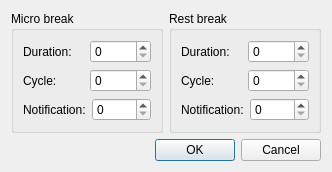
mrexodia/WorkraveQt, file src/PreferencesDialog.ui: the form before one commit.
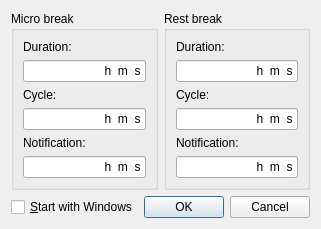
The form after the commit. Icons and pictures are not drawn.

Commit message:
Better user experience for settings dialog + autostart
closes #11
closes #7

Diff of the .ui file:
```diff
--- a/src/PreferencesDialog.ui
+++ b/src/PreferencesDialog.ui
@@ -6,8 +6,8 @@
    <rect>
     <x>0</x>
     <y>0</y>
-    <width>332</width>
-    <height>166</height>
+    <width>304</width>
+    <height>219</height>
    </rect>
   </property>
   <property name="windowTitle">
@@ -19,16 +19,14 @@
   </property>
   <layout class="QVBoxLayout" name="verticalLayout_3">
    <item>
-    <layout class="QHBoxLayout" name="horizontalLayout_7">
+    <layout class="QHBoxLayout" name="horizontalLayout">
      <item>
-      <widget class="QGroupBox" name="groupBoxMicroBreak">
+      <widget class="QGroupBox" name="groupBox">
        <property name="title">
         <string>Micro break</string>
        </property>
        <layout class="QVBoxLayout" name="verticalLayout">
         <item>
-         <layout class="QHBoxLayout" name="horizontalLayout">
-          <item>
            <widget class="QLabel" name="labelMicroBreakDuration">
             <property name="text">
              <string>Duration:</string>
@@ -36,22 +34,18 @@
            </widget>
           </item>
           <item>
-           <widget class="QSpinBox" name="spinBoxMicroBreakDuration">
-            <property name="minimumSize">
-             <size>
-              <width>50</width>
-              <height>0</height>
-             </size>
-            </property>
-            <property name="maximum">
-             <number>10000</number>
+         <widget class="QLineEdit" name="lineEditMicroBreakDuration">
+          <property name="inputMask">
+           <string>99\h99m99s</string>
+          </property>
+          <property name="alignment">
+           <set>Qt::AlignRight|Qt::AlignTrailing|Qt::AlignVCenter</set>
+          </property>
+          <property name="placeholderText">
+           <string>micro break duration</string>
             </property>
            </widget>
           </item>
-         </layout>
-        </item>
-        <item>
-         <layout class="QHBoxLayout" name="horizontalLayout_2">
           <item>
            <widget class="QLabel" name="labelMicroBreakCycle">
             <property name="text">
@@ -60,22 +54,18 @@
            </widget>
           </item>
           <item>
-           <widget class="QSpinBox" name="spinBoxMicroBreakCycle">
-            <property name="minimumSize">
-             <size>
-              <width>50</width>
-              <height>0</height>
-             </size>
-            </property>
-            <property name="maximum">
-             <number>10000</number>
+         <widget class="QLineEdit" name="lineEditMicroBreakCycle">
+          <property name="inputMask">
+           <string>99\h99m99s</string>
+          </property>
+          <property name="alignment">
+           <set>Qt::AlignRight|Qt::AlignTrailing|Qt::AlignVCenter</set>
+          </property>
+          <property name="placeholderText">
+           <string>micro break cycle</string>
             </property>
            </widget>
           </item>
-         </layout>
-        </item>
-        <item>
-         <layout class="QHBoxLayout" name="horizontalLayout_3">
           <item>
            <widget class="QLabel" name="labelMicroBreakNotification">
             <property name="text">
@@ -84,20 +74,18 @@
            </widget>
           </item>
           <item>
-           <widget class="QSpinBox" name="spinBoxMicroBreakNotification">
-            <property name="minimumSize">
-             <size>
-              <width>50</width>
-              <height>0</height>
-             </size>
-            </property>
-            <property name="maximum">
-             <number>10000</number>
+         <widget class="QLineEdit" name="lineEditMicroBreakNotification">
+          <property name="inputMask">
+           <string>99\h99m99s</string>
+          </property>
+          <property name="alignment">
+           <set>Qt::AlignRight|Qt::AlignTrailing|Qt::AlignVCenter</set>
+          </property>
+          <property name="placeholderText">
+           <string>micro break notification</string>
             </property>
            </widget>
           </item>
-         </layout>
-        </item>
         <item>
          <spacer name="verticalSpacer">
           <property name="orientation">
@@ -115,14 +103,12 @@
       </widget>
      </item>
      <item>
-      <widget class="QGroupBox" name="groupBoxRestBreak">
+      <widget class="QGroupBox" name="groupBox_2">
        <property name="title">
         <string>Rest break</string>
        </property>
        <layout class="QVBoxLayout" name="verticalLayout_2">
         <item>
-         <layout class="QHBoxLayout" name="horizontalLayout_4">
-          <item>
            <widget class="QLabel" name="labelRestBreakDuration">
             <property name="text">
              <string>Duration:</string>
@@ -130,22 +116,18 @@
            </widget>
           </item>
           <item>
-           <widget class="QSpinBox" name="spinBoxRestBreakDuration">
-            <property name="minimumSize">
-             <size>
-              <width>50</width>
-              <height>0</height>
-             </size>
-            </property>
-            <property name="maximum">
-             <number>10000</number>
+         <widget class="QLineEdit" name="lineEditRestBreakDuration">
+          <property name="inputMask">
+           <string>99\h99m99s</string>
+          </property>
+          <property name="alignment">
+           <set>Qt::AlignRight|Qt::AlignTrailing|Qt::AlignVCenter</set>
+          </property>
+          <property name="placeholderText">
+           <string>rest break duration</string>
             </property>
            </widget>
           </item>
-         </layout>
-        </item>
-        <item>
-         <layout class="QHBoxLayout" name="horizontalLayout_5">
           <item>
            <widget class="QLabel" name="labelRestBreakCycle">
             <property name="text">
@@ -154,22 +136,18 @@
            </widget>
           </item>
           <item>
-           <widget class="QSpinBox" name="spinBoxRestBreakCycle">
-            <property name="minimumSize">
-             <size>
-              <width>50</width>
-              <height>0</height>
-             </size>
-            </property>
-            <property name="maximum">
-             <number>10000</number>
+         <widget class="QLineEdit" name="lineEditRestBreakCycle">
+          <property name="inputMask">
+           <string>99\h99m99s</string>
+          </property>
+          <property name="alignment">
+           <set>Qt::AlignRight|Qt::AlignTrailing|Qt::AlignVCenter</set>
+          </property>
+          <property name="placeholderText">
+           <string>rest break cycle</string>
             </property>
            </widget>
           </item>
-         </layout>
-        </item>
-        <item>
-         <layout class="QHBoxLayout" name="horizontalLayout_6">
           <item>
            <widget class="QLabel" name="labelRestBreakNotification">
             <property name="text">
@@ -178,20 +156,18 @@
            </widget>
           </item>
           <item>
-           <widget class="QSpinBox" name="spinBoxRestBreakNotification">
-            <property name="minimumSize">
-             <size>
-              <width>50</width>
-              <height>0</height>
-             </size>
-            </property>
-            <property name="maximum">
-             <number>10000</number>
+         <widget class="QLineEdit" name="lineEditRestBreakNotification">
+          <property name="inputMask">
+           <string>99\h99m99s</string>
+          </property>
+          <property name="alignment">
+           <set>Qt::AlignRight|Qt::AlignTrailing|Qt::AlignVCenter</set>
+          </property>
+          <property name="placeholderText">
+           <string>rest break notification</string>
             </property>
            </widget>
           </item>
-         </layout>
-        </item>
         <item>
          <spacer name="verticalSpacer_2">
           <property name="orientation">
@@ -209,6 +185,28 @@
       </widget>
      </item>
     </layout>
+   </item>
+   <item>
+    <layout class="QHBoxLayout" name="horizontalLayout_8">
+     <item>
+      <spacer name="horizontalSpacer">
+       <property name="orientation">
+        <enum>Qt::Horizontal</enum>
+       </property>
+       <property name="sizeHint" stdset="0">
+        <size>
+         <width>40</width>
+         <height>20</height>
+        </size>
+       </property>
+      </spacer>
+     </item>
+     <item>
+      <widget class="QCheckBox" name="checkBoxStartup">
+       <property name="text">
+        <string>&amp;Start with Windows</string>
+       </property>
+      </widget>
    </item>
    <item>
     <widget class="QDialogButtonBox" name="buttonBox">
@@ -219,6 +217,8 @@
       <set>QDialogButtonBox::Cancel|QDialogButtonBox::Ok</set>
      </property>
     </widget>
+     </item>
+    </layout>
    </item>
   </layout>
  </widget>
```
Left out of the diff: 4 changed lines with no effect on the pictures. Lines whose indentation alone changed are shown as unchanged. The commit also changes 3 other files.
